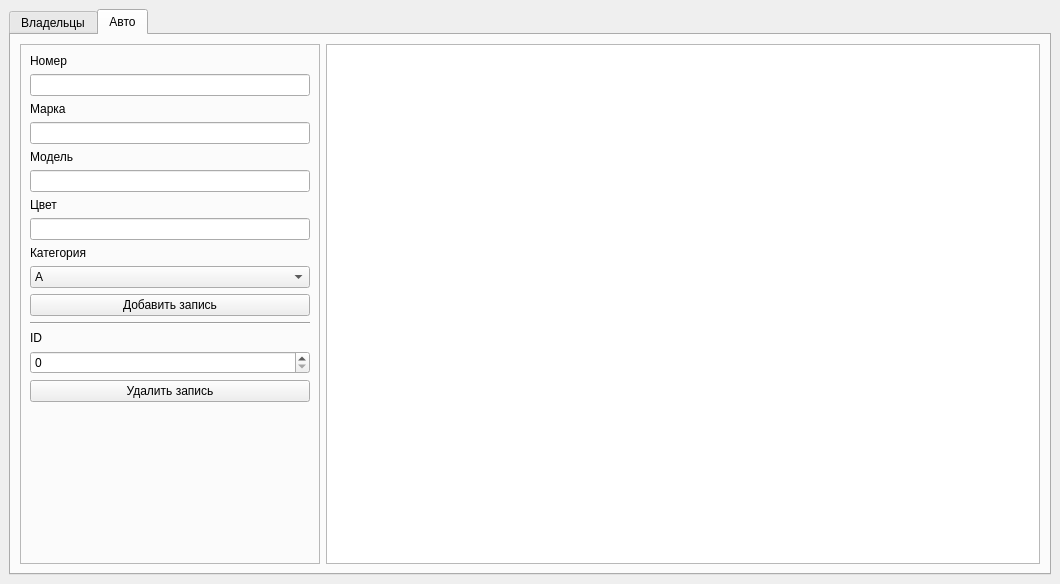
iDontKnowMyNickname/-QtDB, file QtDB/mainwindow.ui: the form before one commit.
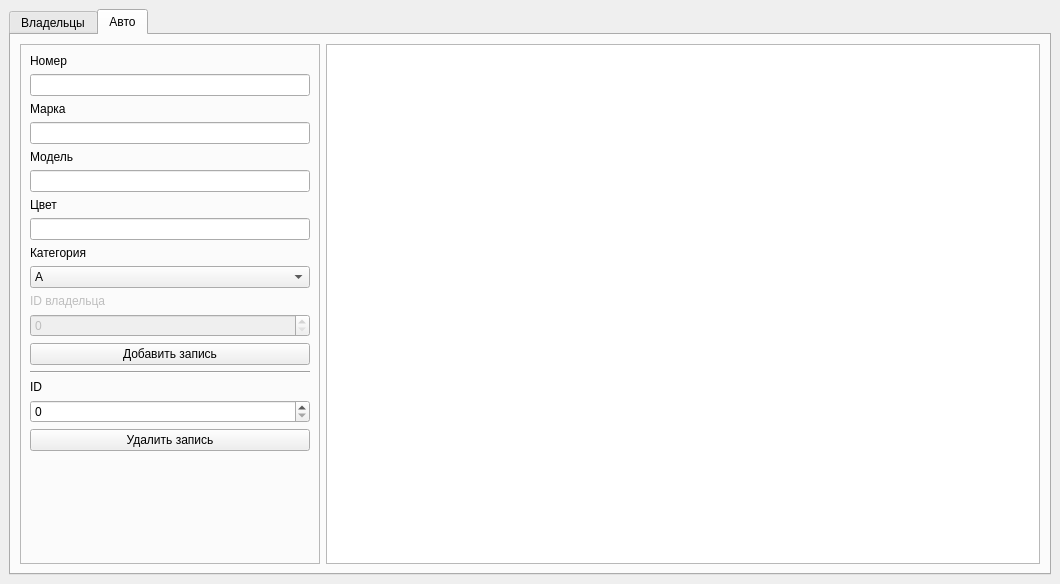
The form after the commit. The open tabs and pages were chosen to show the change.

What changed in the file:
```diff
--- a/QtDB/mainwindow.ui
+++ b/QtDB/mainwindow.ui
@@ -315,6 +315,23 @@
              </item>
             </widget>
            </item>
+           <item>
+            <widget class="QLabel" name="label_13">
+             <property name="enabled">
+              <bool>false</bool>
+             </property>
+             <property name="text">
+              <string>ID владельца</string>
+             </property>
+            </widget>
+           </item>
+           <item>
+            <widget class="QSpinBox" name="spinBox_4">
+             <property name="enabled">
+              <bool>false</bool>
+             </property>
+            </widget>
+           </item>
            <item>
             <widget class="QPushButton" name="pushButton_3">
              <property name="text">
```
